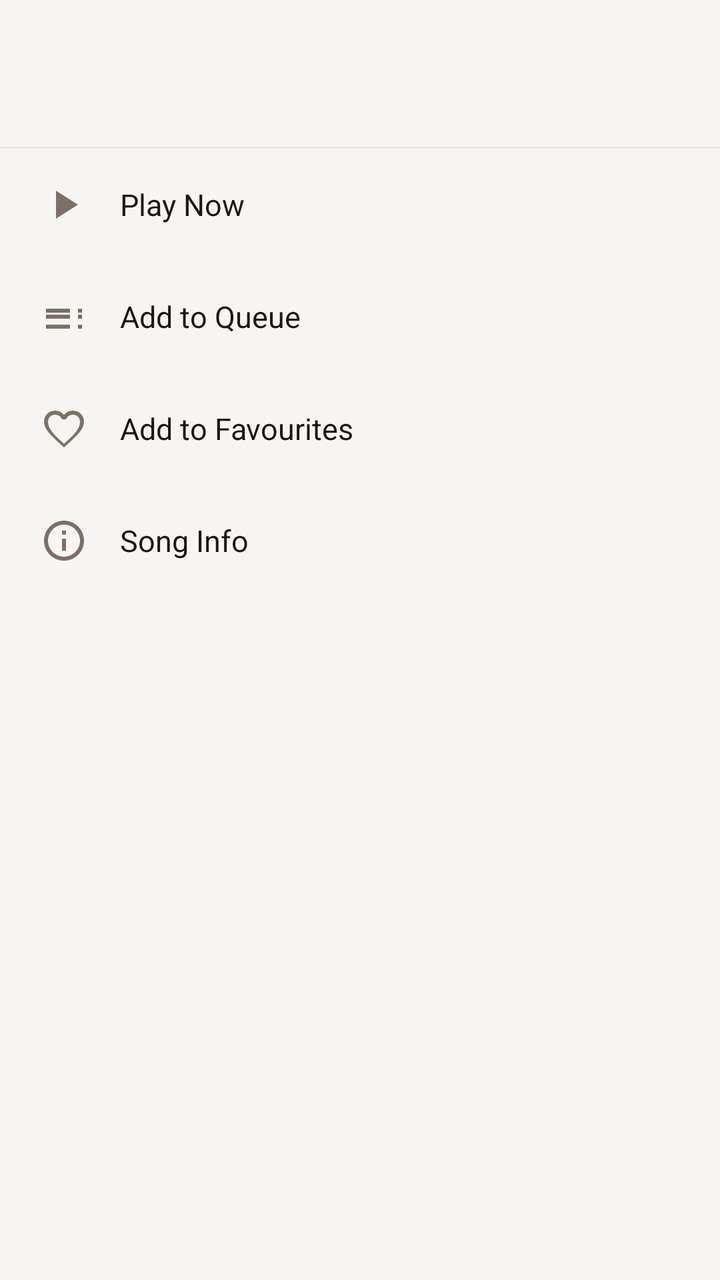
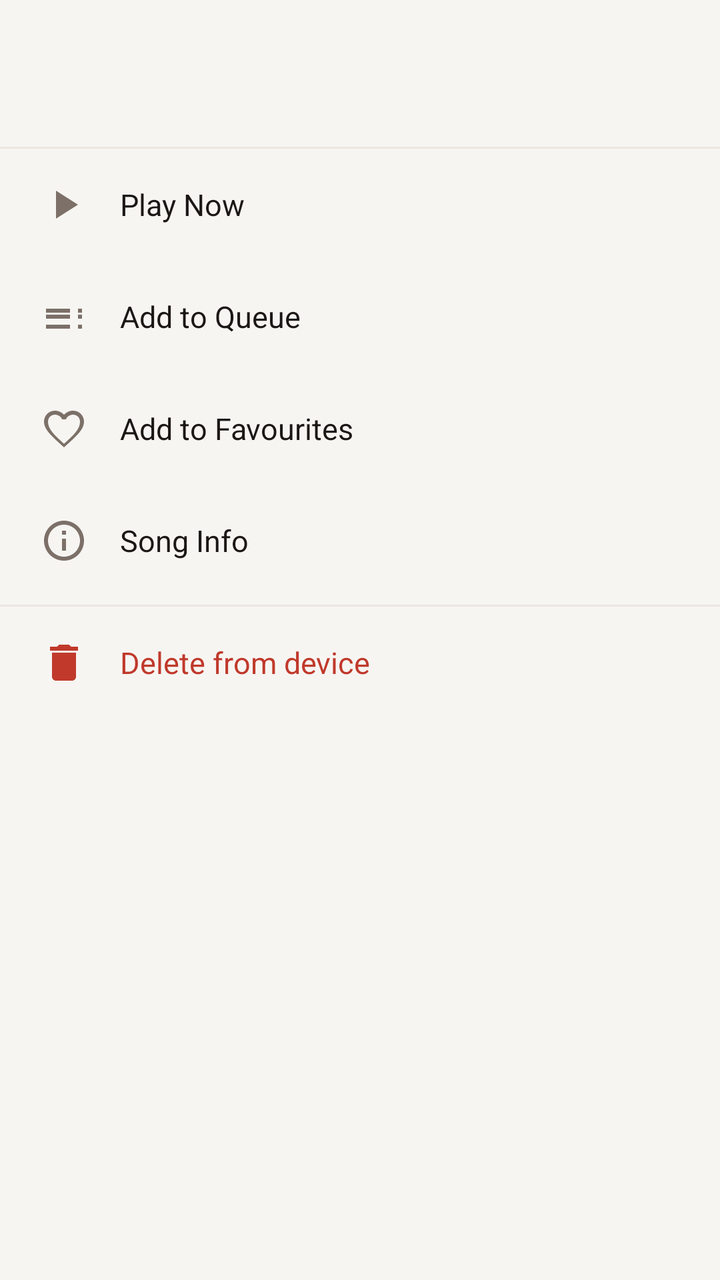

Screens rendered from an Android XML layout before and after an edit, with the pre-edit source and the edit as a unified diff.
<!-- AndroidManifest.xml: application theme Theme.BjornPlayer -->
<!-- res/layout/fragment_song_options.xml -->
<?xml version="1.0" encoding="utf-8"?>
<LinearLayout xmlns:android="http://schemas.android.com/apk/res/android"
    android:layout_width="match_parent"
    android:layout_height="wrap_content"
    android:orientation="vertical"
    android:paddingBottom="16dp">

    <LinearLayout
        android:layout_width="match_parent"
        android:layout_height="wrap_content"
        android:orientation="vertical"
        android:paddingHorizontal="20dp"
        android:paddingTop="20dp"
        android:paddingBottom="12dp">

        <TextView
            android:id="@+id/so_title"
            android:layout_width="match_parent"
            android:layout_height="wrap_content"
            android:ellipsize="end"
            android:maxLines="1"
            android:textColor="@color/text_primary"
            android:textSize="16sp"
            android:textStyle="bold" />

        <TextView
            android:id="@+id/so_artist"
            android:layout_width="match_parent"
            android:layout_height="wrap_content"
            android:textColor="@color/text_secondary"
            android:textSize="13sp"
            android:layout_marginTop="2dp" />

    </LinearLayout>

    <View android:layout_width="match_parent" android:layout_height="1dp" android:background="@color/divider" />

    <LinearLayout android:id="@+id/so_play"
        android:layout_width="match_parent" android:layout_height="56dp"
        android:orientation="horizontal" android:gravity="center_vertical"
        android:background="?attr/selectableItemBackground" android:paddingHorizontal="20dp">
        <ImageView android:layout_width="24dp" android:layout_height="24dp"
            android:src="@drawable/ic_play" android:tint="@color/text_secondary" />
        <TextView android:layout_width="wrap_content" android:layout_height="wrap_content"
            android:layout_marginStart="16dp" android:text="Play Now"
            android:textColor="@color/text_primary" android:textSize="15sp" />
    </LinearLayout>

    <LinearLayout android:id="@+id/so_queue"
        android:layout_width="match_parent" android:layout_height="56dp"
        android:orientation="horizontal" android:gravity="center_vertical"
        android:background="?attr/selectableItemBackground" android:paddingHorizontal="20dp">
        <ImageView android:layout_width="24dp" android:layout_height="24dp"
            android:src="@drawable/ic_queue" android:tint="@color/text_secondary" />
        <TextView android:layout_width="wrap_content" android:layout_height="wrap_content"
            android:layout_marginStart="16dp" android:text="Add to Queue"
            android:textColor="@color/text_primary" android:textSize="15sp" />
    </LinearLayout>

    <LinearLayout android:id="@+id/so_favourite"
        android:layout_width="match_parent" android:layout_height="56dp"
        android:orientation="horizontal" android:gravity="center_vertical"
        android:background="?attr/selectableItemBackground" android:paddingHorizontal="20dp">
        <ImageView android:id="@+id/so_favourite_icon"
            android:layout_width="24dp" android:layout_height="24dp"
            android:src="@drawable/ic_favorite" android:tint="@color/text_secondary" />
        <TextView android:id="@+id/so_favourite_text"
            android:layout_width="wrap_content" android:layout_height="wrap_content"
            android:layout_marginStart="16dp" android:text="Add to Favourites"
            android:textColor="@color/text_primary" android:textSize="15sp" />
    </LinearLayout>

    <LinearLayout android:id="@+id/so_info"
        android:layout_width="match_parent" android:layout_height="56dp"
        android:orientation="horizontal" android:gravity="center_vertical"
        android:background="?attr/selectableItemBackground" android:paddingHorizontal="20dp">
        <ImageView android:layout_width="24dp" android:layout_height="24dp"
            android:src="@drawable/ic_info" android:tint="@color/text_secondary" />
        <TextView android:layout_width="wrap_content" android:layout_height="wrap_content"
            android:layout_marginStart="16dp" android:text="Song Info"
            android:textColor="@color/text_primary" android:textSize="15sp" />
    </LinearLayout>

</LinearLayout>
<!-- resources referenced by this layout -->
<resources>
  <color name="divider">#ECE6DF</color>
  <color name="text_primary">#1A1714</color>
  <color name="text_secondary">#7C7068</color>
  <!-- drawable ic_favorite (drawable) -->
  <?xml version="1.0" encoding="utf-8"?>
  <vector xmlns:android="http://schemas.android.com/apk/res/android"
      android:width="24dp"
      android:height="24dp"
      android:viewportWidth="24"
      android:viewportHeight="24">
      <path
          android:fillColor="#000000"
          android:pathData="M16.5,3C14.76,3 13.09,3.81 12,5.08C10.91,3.81 9.24,3 7.5,3C4.42,3 2,5.41 2,8.5C2,12.27 5.4,15.36 10.55,20.03L12,21.35L13.45,20.03C18.6,15.36 22,12.27 22,8.5C22,5.41 19.58,3 16.5,3ZM12,19.55L11.89,19.45C7.14,15.14 4,12.27 4,8.5C4,6.5 5.5,5 7.5,5C9.04,5 10.54,5.99 11.07,7.36H12.93C13.46,5.99 14.96,5 16.5,5C18.5,5 20,6.5 20,8.5C20,12.27 16.86,15.14 12.11,19.45L12,19.55Z" />
  </vector>
  <!-- drawable ic_info (drawable) -->
  <?xml version="1.0" encoding="utf-8"?>
  <vector xmlns:android="http://schemas.android.com/apk/res/android"
      android:width="24dp"
      android:height="24dp"
      android:viewportWidth="24"
      android:viewportHeight="24">
      <path
          android:fillColor="#000000"
          android:pathData="M11,17H13V11H11V17ZM12,2C6.48,2 2,6.48 2,12C2,17.52 6.48,22 12,22C17.52,22 22,17.52 22,12C22,6.48 17.52,2 12,2ZM12,20C7.59,20 4,16.41 4,12C4,7.59 7.59,4 12,4C16.41,4 20,7.59 20,12C20,16.41 16.41,20 12,20ZM11,9H13V7H11V9Z" />
  </vector>
  <!-- drawable ic_play (drawable) -->
  <vector xmlns:android="http://schemas.android.com/apk/res/android"
      android:width="24dp"
      android:height="24dp"
      android:viewportWidth="24"
      android:viewportHeight="24">
      <path
          android:fillColor="#FFFFFF"
          android:pathData="M8,5v14l11,-7z" />
  </vector>
  <!-- drawable ic_queue (drawable) -->
  <?xml version="1.0" encoding="utf-8"?>
  <vector xmlns:android="http://schemas.android.com/apk/res/android"
      android:width="24dp"
      android:height="24dp"
      android:viewportWidth="24"
      android:viewportHeight="24">
      <path
          android:fillColor="#000000"
          android:pathData="M3,18H15V16H3V18ZM3,13H15V11H3V13ZM3,8V10H15V8H3ZM19,18H21V16H19V18ZM19,8V10H21V8H19ZM19,13H21V11H19V13Z" />
  </vector>
  <style name="Theme.BjornPlayer" parent="Base.Theme.BjornPlayer">
          <item name="android:windowLightStatusBar">true</item>
          <item name="android:windowLightNavigationBar">true</item>
      </style>
  <style name="Base.Theme.BjornPlayer" parent="Theme.MaterialComponents.DayNight.NoActionBar">
          <item name="colorPrimary">@color/accent</item>
          <item name="colorPrimaryVariant">@color/accent</item>
          <item name="colorOnPrimary">@color/on_accent</item>
          <item name="colorSurface">@color/surface</item>
          <item name="colorOnSurface">@color/text_primary</item>
          <item name="android:colorBackground">@color/bg_primary</item>
          <item name="android:windowBackground">@color/bg_primary</item>
          <item name="android:statusBarColor">@color/bg_primary</item>
          <item name="android:navigationBarColor">@color/surface</item>
  
          
          <item name="android:textColorPrimary">@color/text_primary</item>
          <item name="android:textColorSecondary">@color/text_secondary</item>
          <item name="android:textColorHint">@color/text_secondary</item>
      </style>
  <color name="accent">#E85D2A</color>
  <color name="on_accent">#FFFFFF</color>
  <color name="surface">#FFFFFF</color>
  <color name="bg_primary">#F7F5F2</color>
</resources>

<!-- the commit's change to res/layout/fragment_song_options.xml (unified diff, before → after) -->
@@ -81,4 +81,18 @@
             android:textColor="@color/text_primary" android:textSize="15sp" />
     </LinearLayout>
 
+    <View android:layout_width="match_parent" android:layout_height="1dp"
+        android:layout_marginTop="4dp" android:background="@color/divider" />
+
+    <LinearLayout android:id="@+id/so_delete"
+        android:layout_width="match_parent" android:layout_height="56dp"
+        android:orientation="horizontal" android:gravity="center_vertical"
+        android:background="?attr/selectableItemBackground" android:paddingHorizontal="20dp">
+        <ImageView android:layout_width="24dp" android:layout_height="24dp"
+            android:src="@drawable/ic_delete" android:tint="@color/danger" />
+        <TextView android:layout_width="wrap_content" android:layout_height="wrap_content"
+            android:layout_marginStart="16dp" android:text="Delete from device"
+            android:textColor="@color/danger" android:textSize="15sp" />
+    </LinearLayout>
+
 </LinearLayout>
<!-- resource entries referenced after the edit -->
@@ -1,8 +1,19 @@
 <!-- resources referenced by this layout -->
 <resources>
+  <color name="danger">#C0392B</color>
   <color name="divider">#ECE6DF</color>
   <color name="text_primary">#1A1714</color>
   <color name="text_secondary">#7C7068</color>
+  <!-- drawable ic_delete (drawable) -->
+  <vector xmlns:android="http://schemas.android.com/apk/res/android"
+      android:width="24dp"
+      android:height="24dp"
+      android:viewportWidth="24"
+      android:viewportHeight="24">
+      <path
+          android:fillColor="#000000"
+          android:pathData="M6,19c0,1.1 0.9,2 2,2h8c1.1,0 2,-0.9 2,-2V7H6v12zM19,4h-3.5l-1,-1h-5l-1,1H5v2h14V4z" />
+  </vector>
   <!-- drawable ic_favorite (drawable) -->
   <?xml version="1.0" encoding="utf-8"?>
   <vector xmlns:android="http://schemas.android.com/apk/res/android"
